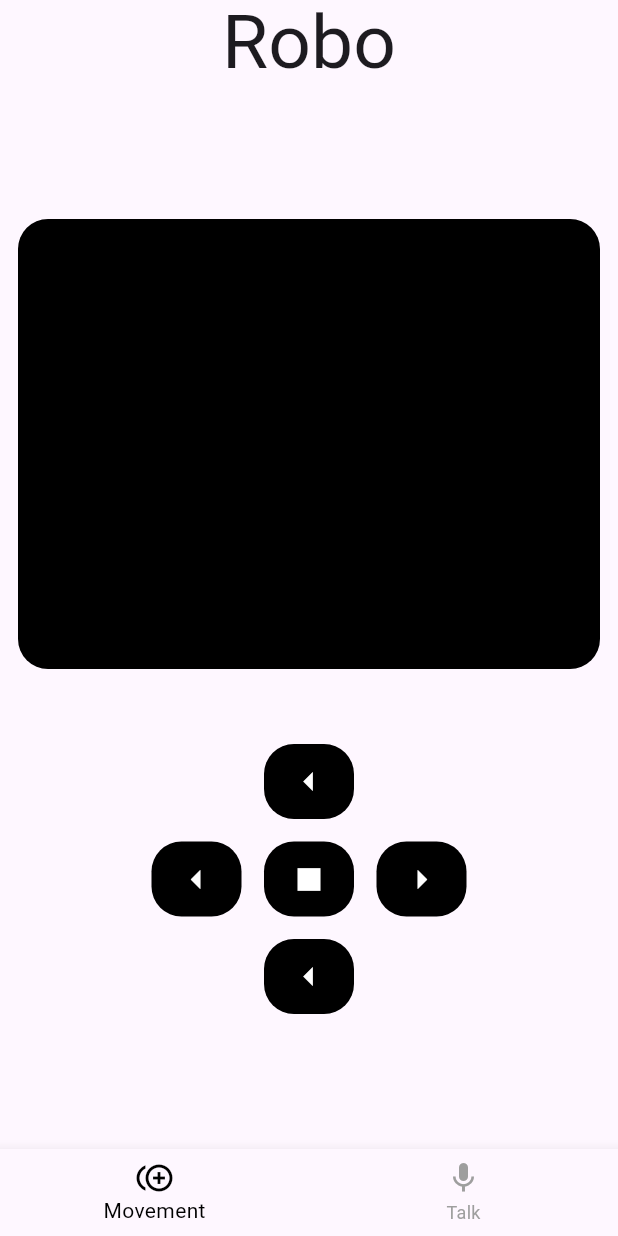
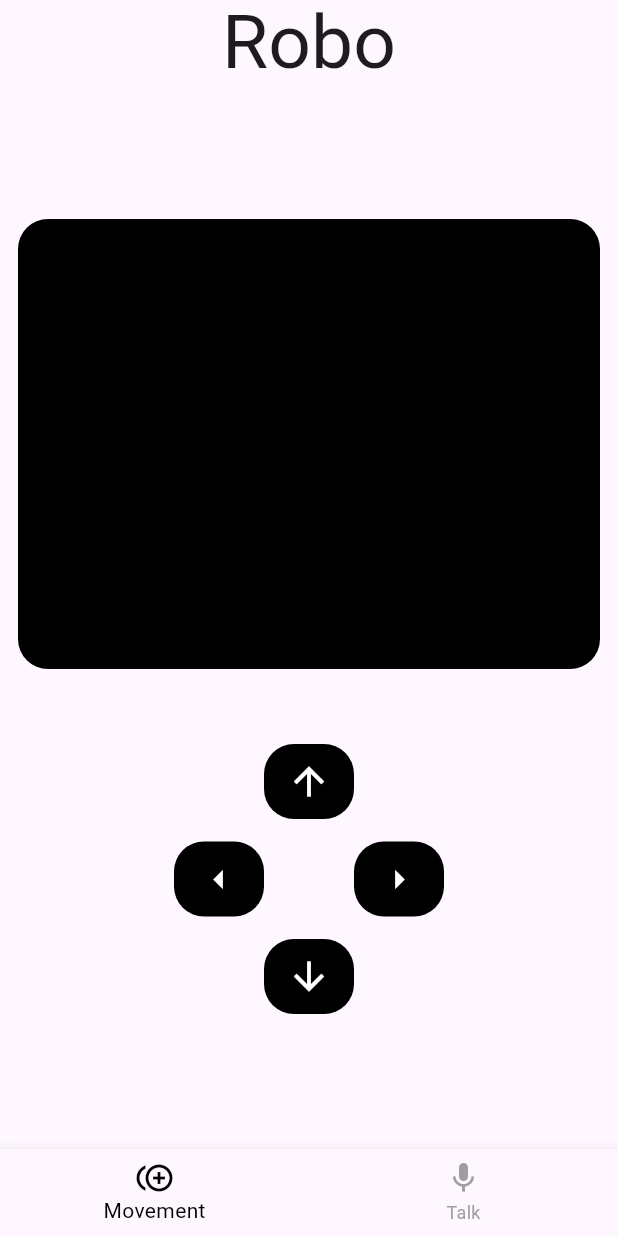
Before and after one commit to mohdfarshaad/remote-control, a Flutter app: the screen it shows after launch, on a phone screen of 412 x 824 dp. Run offline on Flutter 3.47's test engine with Material 3 defaults, Android fonts, the light colour scheme and no system bars; our stand-ins replace google_fonts.

Commit message:
feat(frontend): integrate movement API from Flask into Flutter client

```diff
--- a/frontend/lib/components/movement_button.dart
+++ b/frontend/lib/components/movement_button.dart
@@ -2,11 +2,22 @@ import 'package:flutter/material.dart';
 
 class MovementButton extends StatelessWidget {
   final IconData icon;
-  const MovementButton({super.key, required this.icon});
+  final VoidCallback onStart;
+  final VoidCallback onStop;
+  const MovementButton({
+    super.key,
+    required this.icon,
+    required this.onStart,
+    required this.onStop,
+  });
 
   @override
   Widget build(BuildContext context) {
-    return Container(
+    return GestureDetector(
+      onTapDown: (_) => onStart(),
+      onTapUp: (_) => onStop(),
+      onTapCancel: () => onStop(),
+      child: Container(
         padding: EdgeInsets.all(10),
         width: 60,
         decoration: BoxDecoration(
@@ -14,6 +25,7 @@ class MovementButton extends StatelessWidget {
           borderRadius: BorderRadius.circular(20),
         ),
         child: Center(child: Icon(icon, size: 30, color: Colors.white)),
+      ),
     );
   }
 }
--- a/frontend/lib/pages/movement_page.dart
+++ b/frontend/lib/pages/movement_page.dart
@@ -1,8 +1,25 @@
+import 'dart:convert';
+
 import 'package:flutter/material.dart';
 import 'package:frontend/components/movement_button.dart';
+import 'package:http/http.dart' as http;
 
 class MovementPage extends StatelessWidget {
+  final String serverUrl = "http://10.125.235.83:5000/command";
   const MovementPage({super.key});
+
+  Future<void> sendCommand(String direction) async {
+    try {
+      final response = await http.post(
+        Uri.parse(serverUrl),
+        headers: {"Content-Type": "application/json"},
+        body: jsonEncode({"direction": direction}),
+      );
+      print("Sent $direction, Response: ${response.body}");
+    } catch (e) {
+      print("Error: $e");
+    }
+  }
 
   @override
   Widget build(BuildContext context) {
@@ -21,21 +38,47 @@ class MovementPage extends StatelessWidget {
                   borderRadius: BorderRadius.circular(20),
                 ),
               ),
-              SizedBox(height: 50),
-              MovementButton(icon: Icons.arrow_left),
-              SizedBox(height: 15),
+              const SizedBox(height: 50),
+
+              // Forward
+              MovementButton(
+                icon: Icons.arrow_upward,
+                onStart: () => sendCommand("forward"),
+                onStop: () => sendCommand("stop"),
+              ),
+              const SizedBox(height: 15),
+
+              // Left / Stop / Right
               Row(
                 mainAxisAlignment: MainAxisAlignment.center,
                 children: [
-                  MovementButton(icon: Icons.arrow_left),
-                  SizedBox(width: 15),
-                  MovementButton(icon: Icons.stop),
-                  SizedBox(width: 15),
-                  MovementButton(icon: Icons.arrow_right),
+                  MovementButton(
+                    icon: Icons.arrow_left,
+                    onStart: () => sendCommand("right"),
+                    onStop: () => sendCommand("stop"),
+                  ),
+                  const SizedBox(width: 30),
+                  // MovementButton(
+                  //   icon: Icons.stop,
+                  //   onStart: () => sendCommand("stop"),
+                  //   onStop: () {},
+                  // ),
+                  const SizedBox(width: 30),
+                  MovementButton(
+                    icon: Icons.arrow_right,
+                    onStart: () => sendCommand("left"),
+                    onStop: () => sendCommand("stop"),
+                  ),
                 ],
               ),
-              SizedBox(height: 15),
-              MovementButton(icon: Icons.arrow_left),
+              const SizedBox(height: 15),
+
+              // Backward
+              MovementButton(
+                icon: Icons.arrow_downward,
+                onStart: () => sendCommand("backward"),
+                onStop: () => sendCommand("stop"),
+              ),
             ],
           ),
         ),
--- a/frontend/pubspec.yaml
+++ b/frontend/pubspec.yaml
@@ -10,6 +10,7 @@ dependencies:
   flutter:
     sdk: flutter
   google_fonts: ^6.3.1
+  http: ^1.0.0
 
 dev_dependencies:
   flutter_test:
```
Also changed, not shown: frontend/pubspec.lock. Lines whose indentation alone changed are shown as unchanged.
